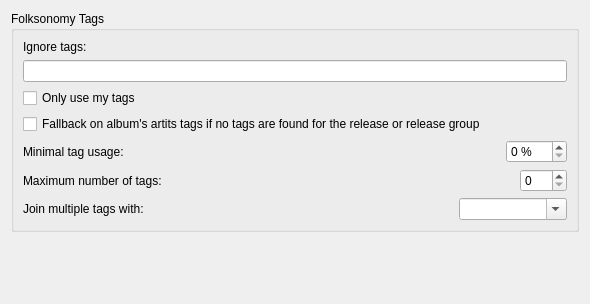
Qt form ui/options_folksonomy.ui (metabrainz/picard) before a commit.
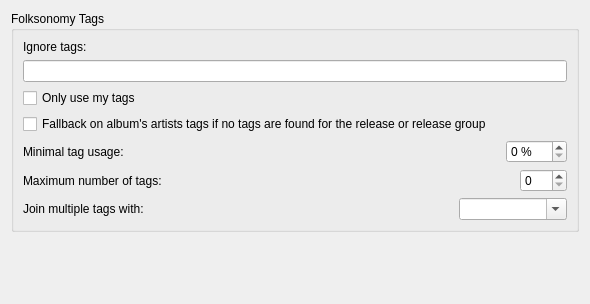
The same form after that commit.

Commit message: artits -> artists

What changed in the file:
```diff
--- a/ui/options_folksonomy.ui
+++ b/ui/options_folksonomy.ui
@@ -40,7 +40,7 @@
          <bool>true</bool>
         </property>
         <property name="text">
-         <string>Fallback on album's artits tags if no tags are found for the release or release group</string>
+         <string>Fallback on album's artists tags if no tags are found for the release or release group</string>
         </property>
        </widget>
       </item>
```
The commit also changes 1 other file.
